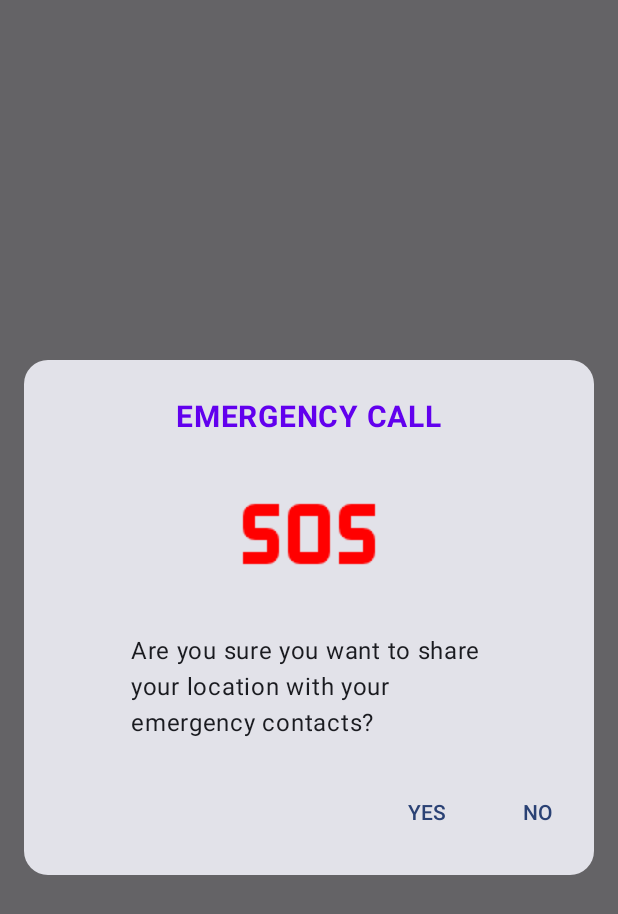
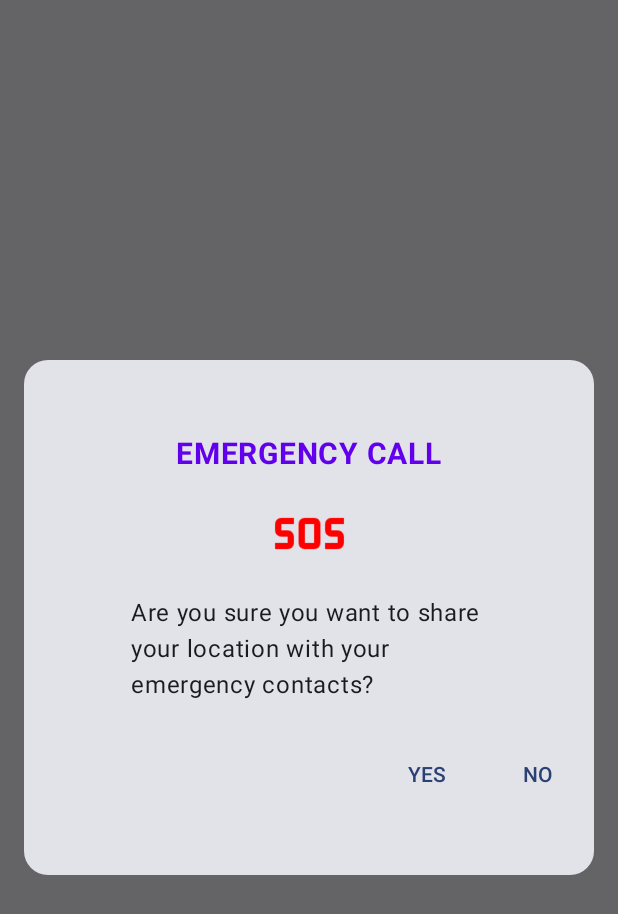
Before and after one commit to sofmlopes/Project-CM, an Android app built with Jetpack Compose: the composable SOSDialog shown on its own in the app's theme, on a phone screen of 412 x 824 dp. Shown: the top 914 px of the screen. Run offline under Robolectric (Android 15) with nearby library versions, the phone set to English and light mode, and no system bars.

Commit message:
arranjei esse espaço aí diva

```diff
--- a/app/src/main/java/com/example/walkingundead/screens/Menu.kt
+++ b/app/src/main/java/com/example/walkingundead/screens/Menu.kt
@@ -485,7 +485,7 @@ fun SOSDialog(onNo: () -> Unit,  onYes: (Context,String) -> Unit) {
                     painter = painterResource(id = R.drawable.sos_icon),
                     contentDescription = "SOS icon in SOS dialog",
                     contentScale = ContentScale.Fit,
-                    modifier = Modifier.height(100.dp)
+                    modifier = Modifier.height(50.dp)
                 )
                 Text(
                     text = "Are you sure you want to share \n" +
```
